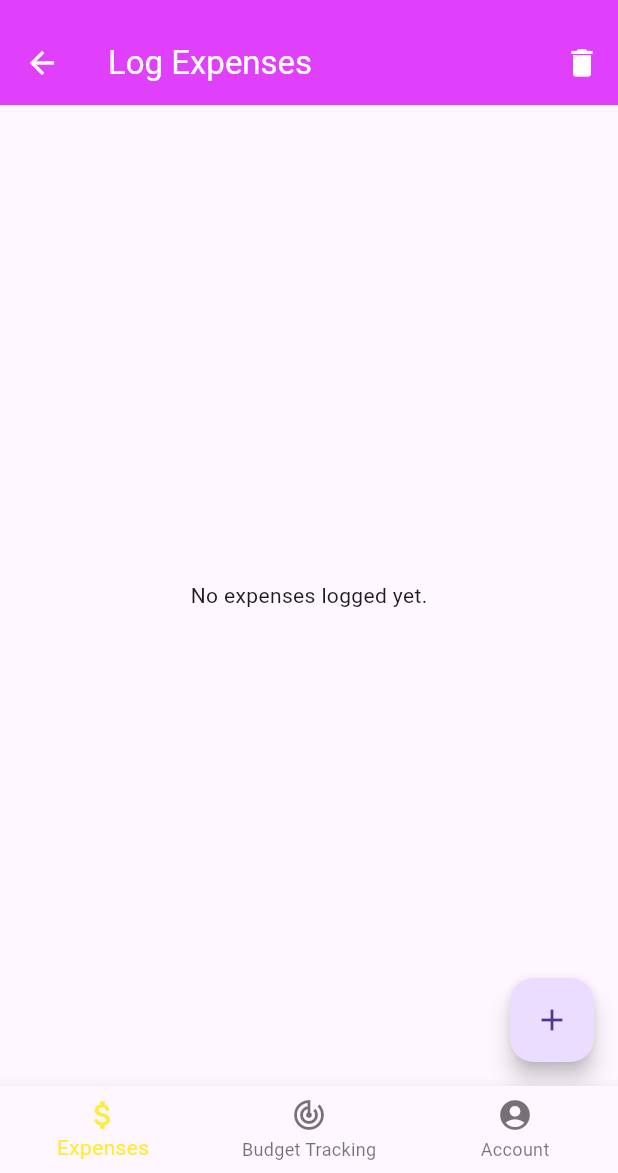
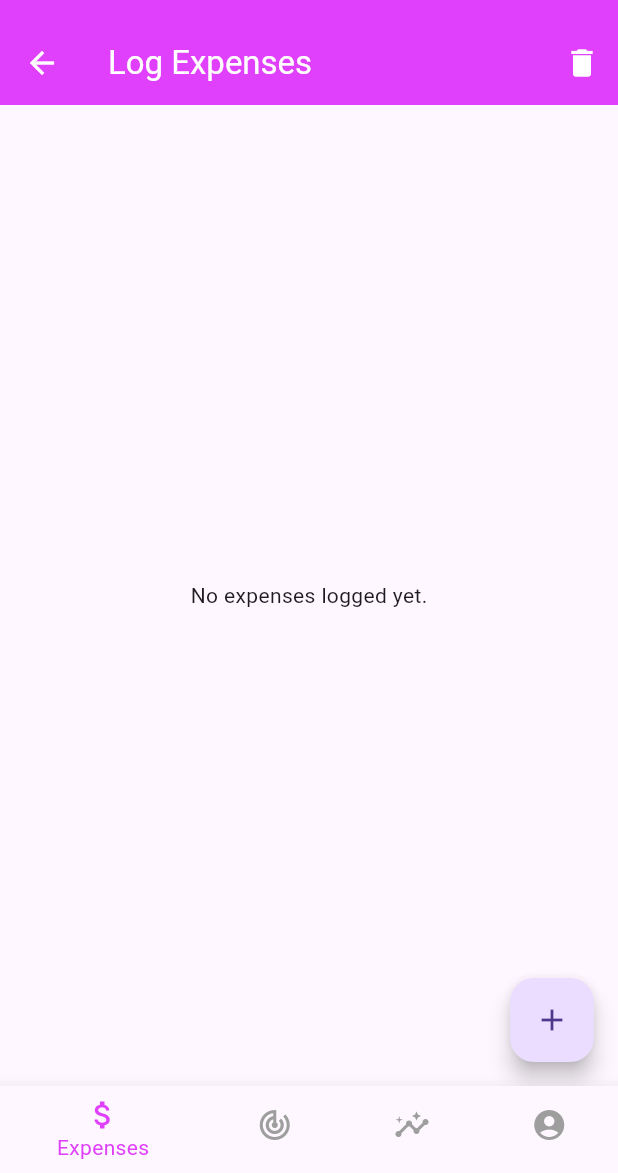
Before and after one commit to Qylahrzk/projectmoneyflow, a Flutter app: the HomeScreen screen opened by its route, on a phone screen of 412 x 824 dp, the part 63-1236 px from its top. Run offline on Flutter 3.47's test engine with Material 3 defaults, Android fonts, the phone set to English and light mode, and no system bars; our stand-ins replace fl_chart, flutter_secure_storage, hive, hive_flutter, image_picker, shared_preferences; missing offline and left inert: google_ml_kit; accounts and stored records are empty.

Commit message:
update main.dart

```diff
--- a/lib/main.dart
+++ b/lib/main.dart
@@ -9,7 +9,8 @@ import 'package:moneyflow/screens/edit_profile_screen.dart';
 import 'package:moneyflow/screens/settings_screen.dart';
 import 'package:moneyflow/screens/signup_screen.dart';
 import 'package:moneyflow/screens/budget_tracking_screen.dart';
-import 'package:moneyflow/screens/security_screen.dart'; // New route for Security
+import 'package:moneyflow/screens/security_screen.dart';
+import 'package:moneyflow/screens/spending_insights_screen.dart'; // New route for Security
 
 void main() async {
   WidgetsFlutterBinding.ensureInitialized();
@@ -88,6 +89,7 @@ class _HomeScreenState extends State<HomeScreen> {
   final List<Widget> _pages = [
     const LogExpensesScreen(),
     const BudgetTrackingScreen(expensesByCategory: {}, budgets: {}, totalBudget: 0.0, totalExpenses: 0.0,),
+    const SpendingInsightsScreen(), // New Spending Insights screen
     const AccountScreen(),
   ];
 
@@ -106,14 +108,19 @@ class _HomeScreenState extends State<HomeScreen> {
               ? 'MoneyFlow - Expenses'
               : _selectedIndex == 1
                   ? 'Budget Tracking'
-                  : 'Account',
+                  : _selectedIndex == 2
+                      ? 'Spending Insight'
+                      : 'Account',
         ),
       ),
       body: _pages[_selectedIndex],
       bottomNavigationBar: BottomNavigationBar(
         currentIndex: _selectedIndex,
         onTap: _onItemTapped,
-        selectedItemColor: Colors.yellow,
+        selectedItemColor: Colors.purpleAccent, // Highlight selected icon
+        unselectedItemColor: Colors.grey,      // Dim unselected icons
+        backgroundColor: Colors.white,         // Ensure it stands out (or Colors.black in dark mode)
+        elevation: 10.0,                        // Add shadow for separation
         items: const [
           BottomNavigationBarItem(
             icon: Icon(Icons.attach_money),
@@ -124,6 +131,10 @@ class _HomeScreenState extends State<HomeScreen> {
             label: 'Budget Tracking',
           ),
           BottomNavigationBarItem(
+            icon: Icon(Icons.insights),
+            label: 'Insights',
+          ),
+          BottomNavigationBarItem(
             icon: Icon(Icons.account_circle),
             label: 'Account',
           ),
```
